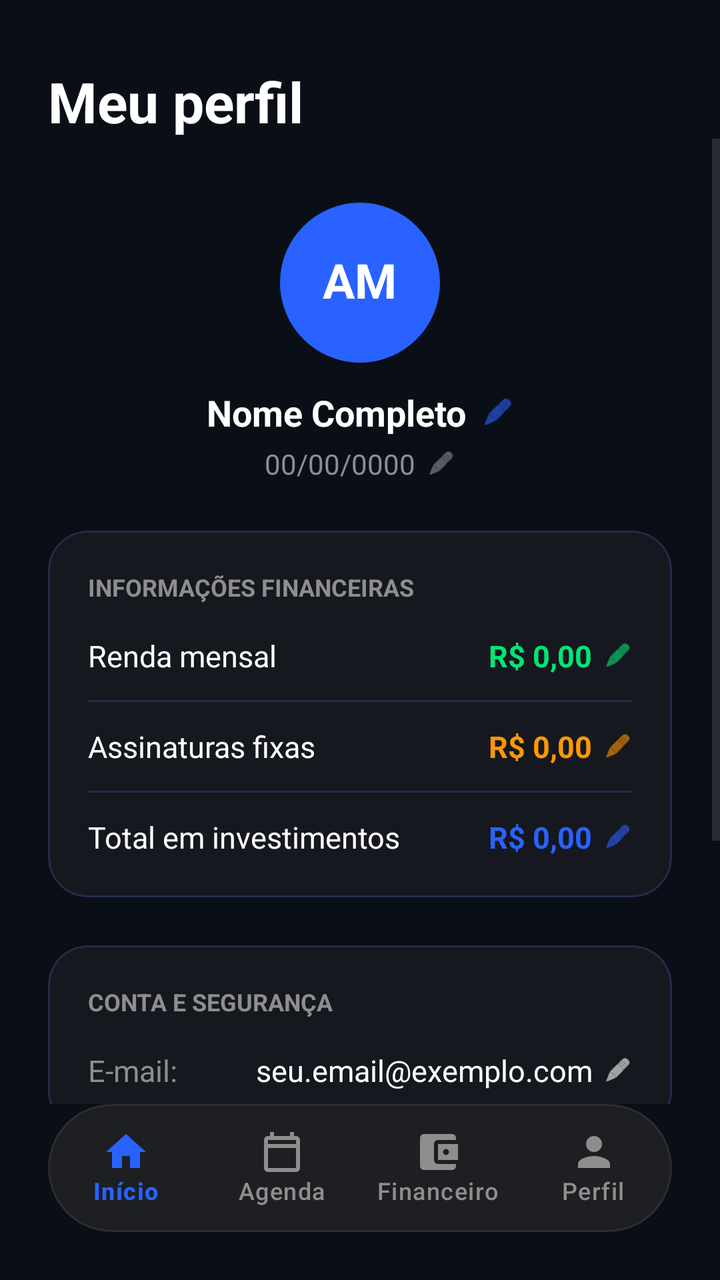
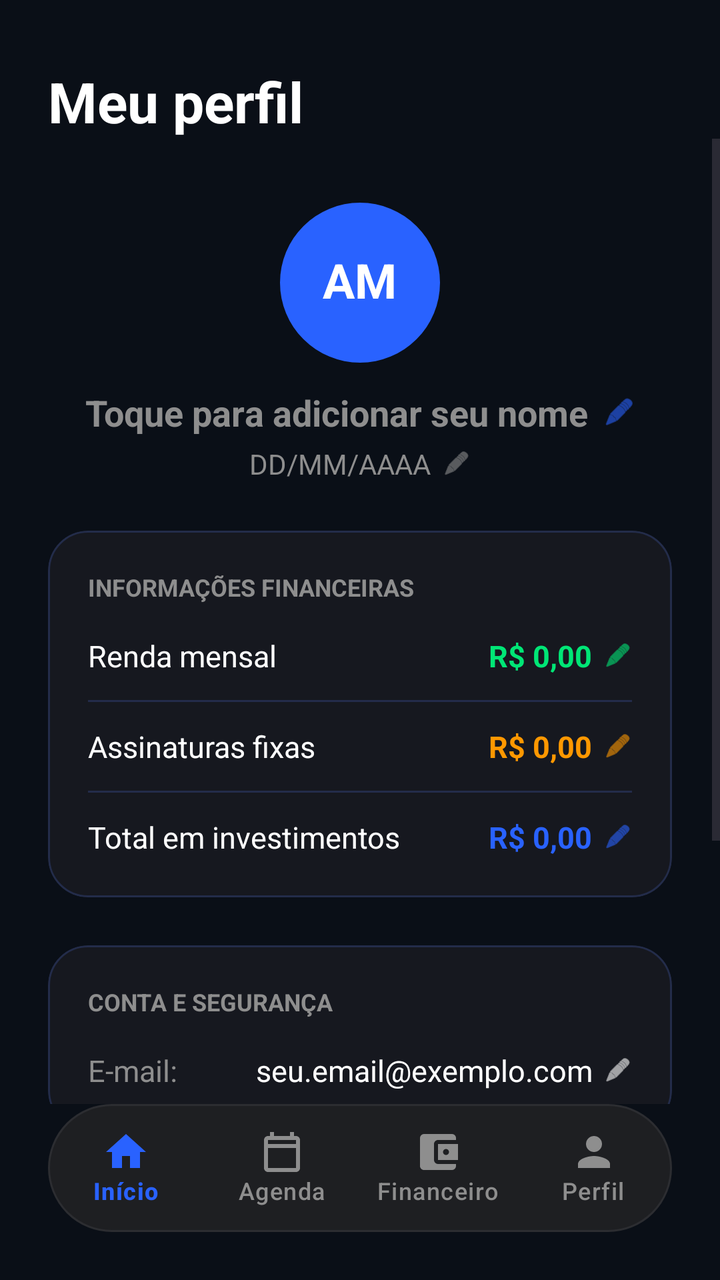

The first picture is an Android layout as it rendered before a commit; the second is the same layout after the commit. The layout source and the unified diff follow.
<!-- AndroidManifest.xml: application theme Theme.OrganizadorIA -->
<!-- res/layout/activity_perfil.xml -->
<?xml version="1.0" encoding="utf-8"?>
<androidx.constraintlayout.widget.ConstraintLayout
    xmlns:android="http://schemas.android.com/apk/res/android"
    xmlns:app="http://schemas.android.com/apk/res-auto"
    android:layout_width="match_parent"
    android:layout_height="match_parent"
    android:background="@color/cor_fundo"
    android:fitsSystemWindows="true">

    <TextView
        android:id="@+id/tituloPerfil"
        android:layout_width="wrap_content"
        android:layout_height="wrap_content"
        android:layout_marginTop="32dp"
        android:layout_marginStart="24dp"
        android:text="Meu perfil"
        android:textColor="@color/white"
        android:textSize="28sp"
        android:textStyle="bold"
        app:layout_constraintStart_toStartOf="parent"
        app:layout_constraintTop_toTopOf="parent" />

    <ScrollView
        android:layout_width="match_parent"
        android:layout_height="0dp"
        app:layout_constraintTop_toBottomOf="@id/tituloPerfil"
        app:layout_constraintBottom_toTopOf="@id/bottomNav">

        <LinearLayout
            android:layout_width="match_parent"
            android:layout_height="wrap_content"
            android:orientation="vertical"
            android:paddingHorizontal="24dp"
            android:paddingVertical="16dp"
            android:gravity="center_horizontal">

            <com.google.android.material.imageview.ShapeableImageView
                android:id="@+id/imgPerfil"
                android:layout_width="80dp"
                android:layout_height="80dp"
                android:layout_marginTop="16dp"
                android:background="@color/azul_safira"
                app:shapeAppearanceOverlay="@style/ShapeAppearance.Circle" />

            <TextView
                android:id="@+id/textIniciais"
                android:layout_width="wrap_content"
                android:layout_height="wrap_content"
                android:layout_marginTop="-58dp"
                android:layout_marginBottom="30dp"
                android:text="AM"
                android:textColor="@color/white"
                android:textSize="24sp"
                android:textStyle="bold" />

            
            <LinearLayout
                android:layout_width="match_parent"
                android:layout_height="wrap_content"
                android:orientation="horizontal"
                android:gravity="center"
                android:layout_marginTop="8dp">

                <EditText
                    android:id="@+id/editNome"
                    android:layout_width="wrap_content"
                    android:layout_height="wrap_content"
                    android:background="@null"
                    android:text="Nome Completo"
                    android:textColor="@color/white"
                    android:textSize="18sp"
                    android:textStyle="bold"
                    android:textAlignment="center"
                    android:inputType="textPersonName" />

                <ImageView
                    android:id="@+id/iconEditNome"
                    android:layout_width="16dp"
                    android:layout_height="16dp"
                    android:layout_marginStart="8dp"
                    android:src="@android:drawable/ic_menu_edit"
                    app:tint="@color/azul_safira" />
            </LinearLayout>

            
            <LinearLayout
                android:layout_width="match_parent"
                android:layout_height="wrap_content"
                android:orientation="horizontal"
                android:gravity="center"
                android:layout_marginTop="4dp">

                <EditText
                    android:id="@+id/editDataNascimento"
                    android:layout_width="wrap_content"
                    android:layout_height="wrap_content"
                    android:background="@null"
                    android:text="00/00/0000"
                    android:textColor="@color/cor_texto_secundario"
                    android:textSize="14sp"
                    android:textAlignment="center"
                    android:inputType="date" />

                <ImageView
                    android:id="@+id/iconEditData"
                    android:layout_width="14dp"
                    android:layout_height="14dp"
                    android:layout_marginStart="6dp"
                    android:src="@android:drawable/ic_menu_edit"
                    app:tint="@color/cor_texto_secundario" />
            </LinearLayout>

            
            <com.google.android.material.card.MaterialCardView
                android:layout_width="match_parent"
                android:layout_height="wrap_content"
                android:layout_marginTop="24dp"
                android:layout_marginBottom="24dp"
                app:cardBackgroundColor="@color/cor_card"
                app:cardCornerRadius="20dp"
                app:strokeWidth="1dp"
                app:strokeColor="#232C4A">

                <LinearLayout
                    android:layout_width="match_parent"
                    android:layout_height="wrap_content"
                    android:orientation="vertical"
                    android:padding="20dp">

                    <TextView
                        android:layout_width="wrap_content"
                        android:layout_height="wrap_content"
                        android:text="INFORMAÇÕES FINANCEIRAS"
                        android:textColor="@color/cor_texto_secundario"
                        android:textSize="12sp"
                        android:textStyle="bold"
                        android:layout_marginBottom="16dp" />

                    
                    <LinearLayout
                        android:layout_width="match_parent"
                        android:layout_height="wrap_content"
                        android:orientation="horizontal"
                        android:gravity="center_vertical"
                        android:layout_marginBottom="12dp">
                        <TextView
                            android:layout_width="0dp"
                            android:layout_height="wrap_content"
                            android:layout_weight="1"
                            android:text="Renda mensal"
                            android:textColor="@color/white"
                            android:textSize="15sp" />
                        <EditText
                            android:id="@+id/editRenda"
                            android:layout_width="wrap_content"
                            android:layout_height="wrap_content"
                            android:background="@null"
                            android:inputType="numberDecimal"
                            android:hint="R$ 0,00"
                            android:textColorHint="@color/cor_receita"
                            android:textColor="@color/cor_receita"
                            android:textSize="15sp"
                            android:textStyle="bold"
                            android:gravity="end" />
                        <ImageView
                            android:id="@+id/iconEditRenda"
                            android:layout_width="14dp"
                            android:layout_height="14dp"
                            android:layout_marginStart="6dp"
                            android:src="@android:drawable/ic_menu_edit"
                            app:tint="@color/cor_receita" />
                    </LinearLayout>

                    <View
                        android:layout_width="match_parent"
                        android:layout_height="1dp"
                        android:background="#232C4A"
                        android:layout_marginBottom="12dp" />

                    
                    <LinearLayout
                        android:layout_width="match_parent"
                        android:layout_height="wrap_content"
                        android:orientation="horizontal"
                        android:gravity="center_vertical"
                        android:layout_marginBottom="12dp">
                        <TextView
                            android:layout_width="0dp"
                            android:layout_height="wrap_content"
                            android:layout_weight="1"
                            android:text="Assinaturas fixas"
                            android:textColor="@color/white"
                            android:textSize="15sp" />
                        <EditText
                            android:id="@+id/editAssinaturas"
                            android:layout_width="wrap_content"
                            android:layout_height="wrap_content"
                            android:background="@null"
                            android:inputType="numberDecimal"
                            android:hint="R$ 0,00"
                            android:textColorHint="@color/cor_despesa"
                            android:textColor="@color/cor_despesa"
                            android:textSize="15sp"
                            android:textStyle="bold"
                            android:gravity="end" />
                        <ImageView
                            android:id="@+id/iconEditAssinaturas"
                            android:layout_width="14dp"
                            android:layout_height="14dp"
                            android:layout_marginStart="6dp"
                            android:src="@android:drawable/ic_menu_edit"
                            app:tint="@color/cor_despesa" />
                    </LinearLayout>

                    <View
                        android:layout_width="match_parent"
                        android:layout_height="1dp"
                        android:background="#232C4A"
                        android:layout_marginBottom="12dp" />

                    
                    <LinearLayout
                        android:layout_width="match_parent"
                        android:layout_height="wrap_content"
                        android:orientation="horizontal"
                        android:gravity="center_vertical">
                        <TextView
                            android:layout_width="0dp"
                            android:layout_height="wrap_content"
                            android:layout_weight="1"
                            android:text="Total em investimentos"
                            android:textColor="@color/white"
                            android:textSize="15sp" />
                        <EditText
                            android:id="@+id/editTotalInvestido"
                            android:layout_width="wrap_content"
                            android:layout_height="wrap_content"
                            android:background="@null"
                            android:inputType="numberDecimal"
                            android:hint="R$ 0,00"
                            android:textColorHint="@color/azul_safira"
                            android:textColor="@color/azul_safira"
                            android:textSize="15sp"
                            android:textStyle="bold"
                            android:gravity="end" />
                        <ImageView
                            android:id="@+id/iconEditInvest"
                            android:layout_width="14dp"
                            android:layout_height="14dp"
                            android:layout_marginStart="6dp"
                            android:src="@android:drawable/ic_menu_edit"
                            app:tint="@color/azul_safira" />
                    </LinearLayout>

                </LinearLayout>
            </com.google.android.material.card.MaterialCardView>

            
            <com.google.android.material.card.MaterialCardView
                android:layout_width="match_parent"
                android:layout_height="wrap_content"
                android:layout_marginBottom="24dp"
                app:cardBackgroundColor="@color/cor_card"
                app:cardCornerRadius="20dp"
                app:strokeWidth="1dp"
                app:strokeColor="#232C4A">

                <LinearLayout
                    android:layout_width="match_parent"
                    android:layout_height="wrap_content"
                    android:orientation="vertical"
                    android:padding="20dp">

                    <TextView
                        android:layout_width="wrap_content"
                        android:layout_height="wrap_content"
                        android:text="CONTA E SEGURANÇA"
                        android:textColor="@color/cor_texto_secundario"
                        android:textSize="12sp"
                        android:textStyle="bold"
                        android:layout_marginBottom="16dp" />

                    
                    <LinearLayout
                        android:layout_width="match_parent"
                        android:layout_height="wrap_content"
                        android:orientation="horizontal"
                        android:gravity="center_vertical">
                        <TextView
                            android:layout_width="wrap_content"
                            android:layout_height="wrap_content"
                            android:text="E-mail: "
                            android:textColor="@color/cor_texto_secundario"
                            android:textSize="15sp" />
                        <EditText
                            android:id="@+id/editNovoEmail"
                            android:layout_width="0dp"
                            android:layout_height="wrap_content"
                            android:layout_weight="1"
                            android:background="@null"
                            android:inputType="textEmailAddress"
                            android:hint="seu.email@exemplo.com"
                            android:textColorHint="@color/white"
                            android:textColor="@color/white"
                            android:textSize="15sp"
                            android:gravity="end" />
                        <ImageView
                            android:id="@+id/iconEditEmail"
                            android:layout_width="14dp"
                            android:layout_height="14dp"
                            android:layout_marginStart="6dp"
                            android:src="@android:drawable/ic_menu_edit"
                            app:tint="@color/white" />
                    </LinearLayout>

                </LinearLayout>
            </com.google.android.material.card.MaterialCardView>

            <com.google.android.material.button.MaterialButton
                android:id="@+id/btnSalvarInfo"
                android:layout_width="match_parent"
                android:layout_height="56dp"
                android:text="Salvar alterações"
                android:textAllCaps="false"
                android:textSize="16sp"
                android:backgroundTint="@color/azul_safira"
                android:textColor="@color/white"
                app:cornerRadius="16dp" />

            <com.google.android.material.button.MaterialButton
                android:id="@+id/btnSair"
                android:layout_width="match_parent"
                android:layout_height="56dp"
                android:layout_marginTop="16dp"
                android:text="Sair da conta"
                android:textAllCaps="false"
                android:textSize="16sp"
                android:textColor="#FF5252"
                android:backgroundTint="#3E2424"
                app:cornerRadius="16dp" />

            
            <Button android:id="@+id/btnAtualizarEmail" android:layout_width="0dp" android:layout_height="0dp" android:visibility="gone"/>

        </LinearLayout>
    </ScrollView>

    <com.google.android.material.bottomnavigation.BottomNavigationView
        android:id="@+id/bottomNav"
        android:layout_width="0dp"
        android:layout_height="64dp"
        android:layout_marginHorizontal="24dp"
        android:layout_marginBottom="24dp"
        android:background="@drawable/bg_bottom_nav"
        app:itemIconTint="@color/nav_item_color"
        app:itemTextColor="@color/nav_item_color"
        app:itemActiveIndicatorStyle="@null"
        app:itemRippleColor="@android:color/transparent"
        app:labelVisibilityMode="labeled"
        app:menu="@menu/menu_bottom_nav"
        app:layout_constraintBottom_toBottomOf="parent"
        app:layout_constraintStart_toStartOf="parent"
        app:layout_constraintEnd_toEndOf="parent" />

</androidx.constraintlayout.widget.ConstraintLayout>
<!-- resources referenced by this layout -->
<resources>
  <color name="azul_safira">#2962FF</color>
  <color name="cor_card">#16181F</color>
  <color name="cor_despesa">#FF9800</color>
  <color name="cor_fundo">#0A0F17</color>
  <color name="cor_receita">#00E676</color>
  <color name="cor_texto_secundario">#8E8E8E</color>
  <color name="white">#FFFFFFFF</color>
  <!-- drawable bg_bottom_nav (drawable) -->
  <?xml version="1.0" encoding="utf-8"?>
  <shape xmlns:android="http://schemas.android.com/apk/res/android"
      android:shape="rectangle">
      <solid android:color="#1E1F22"/>
      <corners android:radius="32dp"/>
      <stroke android:width="1dp" android:color="#2C2D31"/>
  </shape>
  <style name="ShapeAppearance.Circle" parent="">
          <item name="cornerSize">50%</item>
      </style>
  <style name="Theme.OrganizadorIA" parent="Base.Theme.OrganizadorIA" />
  <style name="Base.Theme.OrganizadorIA" parent="Theme.Material3.DayNight.NoActionBar">
          
          
      </style>
</resources>

<!-- the commit's change to res/layout/activity_perfil.xml (unified diff, before → after) -->
@@ -66,7 +66,9 @@
                     android:layout_width="wrap_content"
                     android:layout_height="wrap_content"
                     android:background="@null"
-                    android:text="Nome Completo"
+                    android:hint="Toque para adicionar seu nome"
+                    android:textColorHint="@color/cor_texto_secundario"
+                    android:minWidth="120dp"
                     android:textColor="@color/white"
                     android:textSize="18sp"
                     android:textStyle="bold"
@@ -95,7 +97,9 @@
                     android:layout_width="wrap_content"
                     android:layout_height="wrap_content"
                     android:background="@null"
-                    android:text="00/00/0000"
+                    android:hint="DD/MM/AAAA"
+                    android:textColorHint="@color/cor_texto_secundario"
+                    android:minWidth="90dp"
                     android:textColor="@color/cor_texto_secundario"
                     android:textSize="14sp"
                     android:textAlignment="center"
